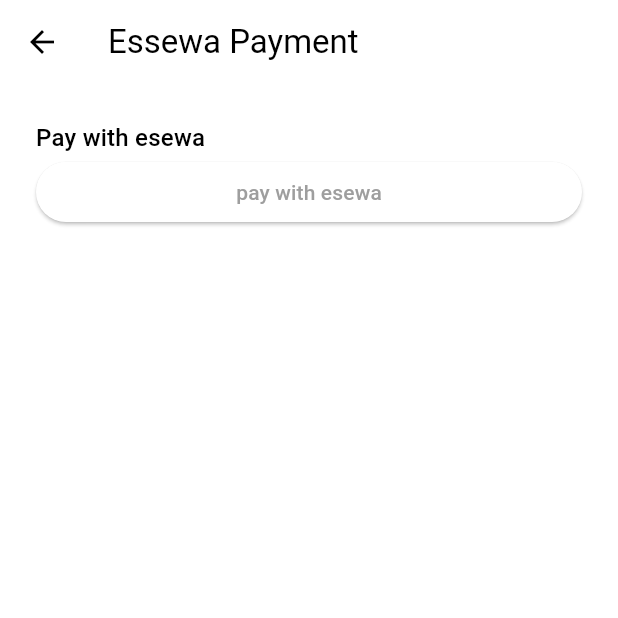
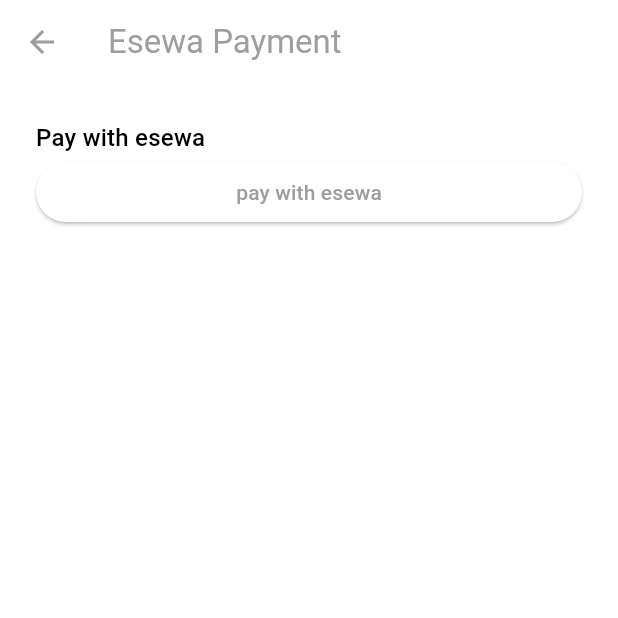
Before and after one commit to timsinadipesh/GigHire, a Flutter app: the EsewaScreen screen opened directly, on a phone screen of 412 x 824 dp, the top half of it. Run offline on Flutter 3.47's test engine with Material 3 defaults, Android fonts, the phone set to English and light mode, and no system bars; our stand-ins replace cloud_firestore, firebase_auth, firebase_core; accounts and stored records are empty.

```diff
--- a/lib/Esewa/esewa_screen.dart
+++ b/lib/Esewa/esewa_screen.dart
@@ -8,7 +8,10 @@ class EsewaScreen extends StatelessWidget {
   Widget build(BuildContext context) {
     return Scaffold(
       appBar: AppBar(
-        title: const Text('Essewa Payment'),
+        title: const Text('Esewa Payment'),
+        backgroundColor: Colors.transparent,
+        foregroundColor: Colors.grey,
+        elevation: 0,
       ),
       body: ListView(
         padding: const EdgeInsets.all(24.0),
```
Also changed, not shown: lib/Chat UI/servivces.dart (deleted, +0 -10 lines), lib/Components/my_drawer.dart (+1 -20 lines).
